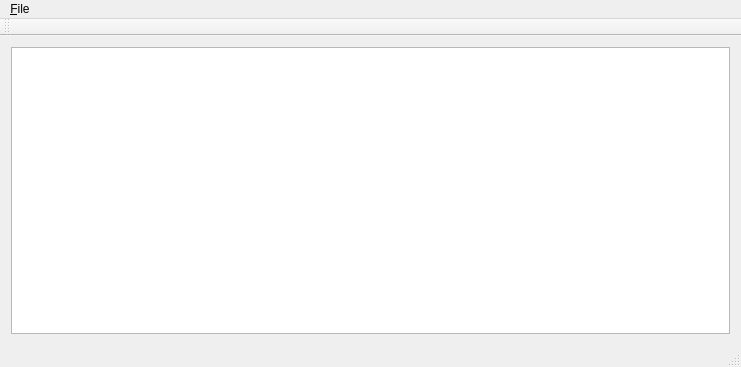
Qt form mainwindow.ui (alpham/Record_process) before a commit.
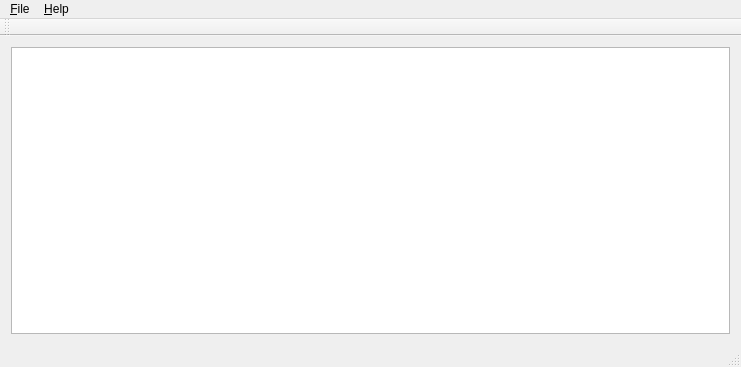
The same form after that commit.

Commit message: modified:   Lib.pro 	new file:   about.cpp 	modified:   mainwindow.cpp 	modified:   mainwindow.h 	modified:   mainwindow.ui 	modified:   row

```diff
--- a/mainwindow.ui
+++ b/mainwindow.ui
@@ -37,7 +37,14 @@
     <addaction name="separator"/>
     <addaction name="action_Quit"/>
    </widget>
+   <widget class="QMenu" name="menu_Help">
+    <property name="title">
+     <string>&amp;Help</string>
+    </property>
+    <addaction name="action_About"/>
+   </widget>
    <addaction name="menu_File"/>
+   <addaction name="menu_Help"/>
   </widget>
   <widget class="QToolBar" name="mainToolBar">
    <attribute name="toolBarArea">
```
Left out of the diff: 14 changed lines with no effect on the pictures. The commit also changes 5 other files.
